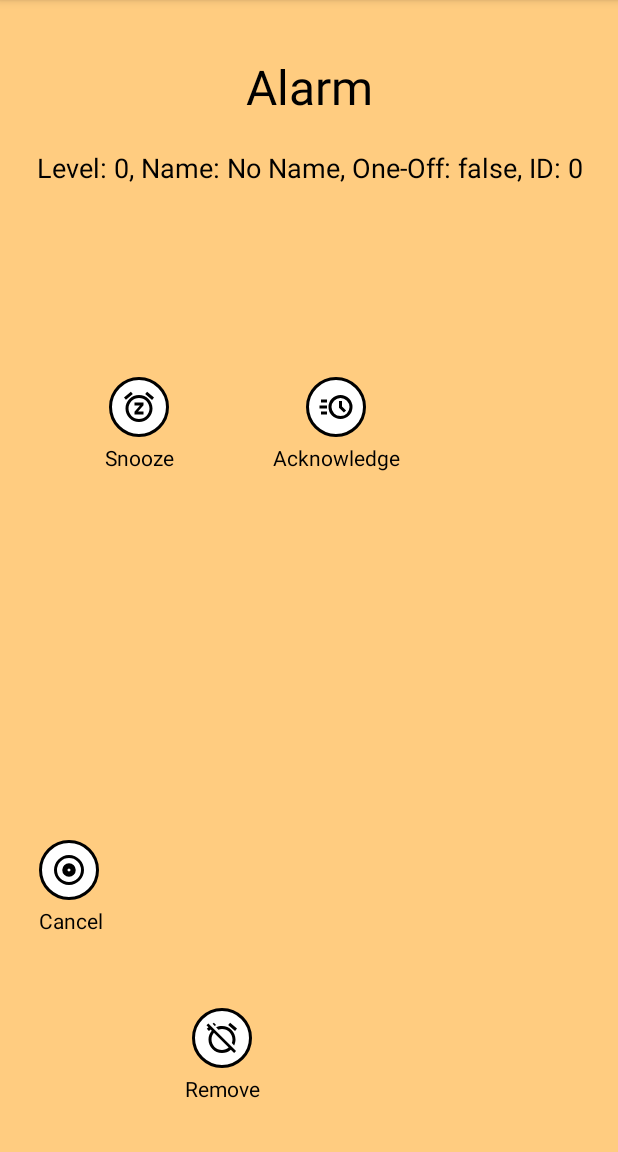
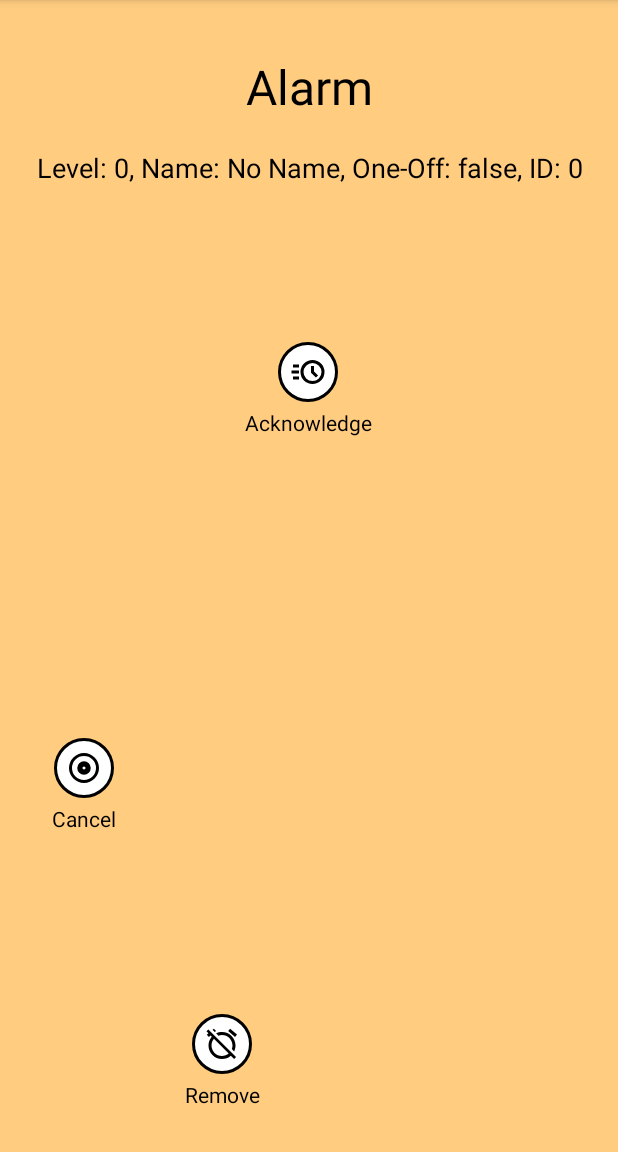
Before and after one commit to Vanderom-Cantrip/FocusAlarm, an Android app: the AlarmActivity screen opened directly, with no data from a screen before it, on a phone screen of 412 x 824 dp, the part 84-1236 px from its top. Run offline under Robolectric (Android 15) with nearby library versions, the phone set to English and light mode, and no system bars.

Commit message:
Hey-zeus. Almost fixed.

```diff
--- a/app/src/main/java/com/cantrip/focusalarm/AlarmActivity.kt
+++ b/app/src/main/java/com/cantrip/focusalarm/AlarmActivity.kt
@@ -1,11 +1,15 @@
 package com.cantrip.focusalarm
 
+import android.graphics.Rect
 import android.media.MediaPlayer
 import android.os.Bundle
-import android.os.Handler
-import android.os.Looper
+import android.view.MotionEvent
+import android.view.View
+import android.widget.Button
+import android.widget.ImageButton
 import android.widget.TextView
 import androidx.appcompat.app.AppCompatActivity
+import androidx.constraintlayout.widget.ConstraintLayout
 
 class AlarmActivity : AppCompatActivity() {
 
@@ -16,20 +20,17 @@ class AlarmActivity : AppCompatActivity() {
         const val ALARM_ID_EXTRA = "ALARM_ID_EXTRA"
     }
 
-    private var player: MediaPlayer? = null
-    private val handler = Handler(Looper.getMainLooper())
-    private val repeatIntervalMillis = 10_000L // 10 seconds
-
-    private val playLoop = object : Runnable {
-        override fun run() {
-            player = MediaPlayer.create(this@AlarmActivity, R.raw.alarm1)
-            player?.setOnCompletionListener {
-                it.release()
-                handler.postDelayed(this, repeatIntervalMillis)
-            }
-            player?.start()
-        }
-    }
+    private lateinit var mediaPlayer: MediaPlayer
+    private lateinit var alarmRootLayout: ConstraintLayout
+    private lateinit var actionButtonsLayout: View
+    private lateinit var buttonUndo: Button
+    private lateinit var buttonOk: Button
+    private lateinit var buttonKeepFuture: Button
+    private lateinit var killButton: ImageButton
+    private lateinit var extraKillButton: ImageButton
+    private var isActionPerformed = false
+    private var offsetX = 0f
+    private var offsetY = 0f
 
     override fun onCreate(savedInstanceState: Bundle?) {
         super.onCreate(savedInstanceState)
@@ -40,16 +41,129 @@ class AlarmActivity : AppCompatActivity() {
         val isOneOff = intent.getBooleanExtra(IS_ONE_OFF_EXTRA, false)
         val alarmId = intent.getIntExtra(ALARM_ID_EXTRA, 0)
 
-        val alarmInfoTextView = findViewById<TextView>(R.id.alarmInfoTextView)
-        alarmInfoTextView.text = "Level: $alarmLevel, Name: $alarmName, One-Off: $isOneOff, ID: $alarmId"
+        findViewById<TextView>(R.id.alarmInfoTextView).text =
+            "Level: $alarmLevel, Name: $alarmName, One-Off: $isOneOff, ID: $alarmId"
 
-        playLoop.run() // Start alarm loop
+        alarmRootLayout = findViewById(R.id.alarm_root_layout)
+        actionButtonsLayout = findViewById(R.id.actionButtonsLayout)
+        buttonUndo = findViewById(R.id.buttonUndo)
+        buttonOk = findViewById(R.id.buttonOk)
+        buttonKeepFuture = findViewById(R.id.buttonKeepFuture)
+        killButton = findViewById(R.id.killButton)
+        extraKillButton = findViewById(R.id.extraKillButton)
+
+        findViewById<ImageButton>(R.id.ackButton).setOnClickListener {
+            stopAlarmSounds()
+        }
+
+        buttonUndo.setOnClickListener { resetToAlarmScreen() }
+        buttonOk.setOnClickListener { finish() }
+        buttonKeepFuture.setOnClickListener { finish() }
+
+        killButton.setOnTouchListener(dragTouchListener(killButton, extraKillButton, "cancel"))
+        extraKillButton.setOnTouchListener(dragTouchListener(extraKillButton, killButton, "remove"))
+
+        mediaPlayer = MediaPlayer.create(this, R.raw.alarm1)
+        mediaPlayer.isLooping = true
+        mediaPlayer.start()
+    }
+
+    private fun stopAlarmSounds() {
+        if (::mediaPlayer.isInitialized) {
+            try {
+                if (mediaPlayer.isPlaying) {
+                    mediaPlayer.stop()
+                }
+            } catch (e: IllegalStateException) {
+                // Already stopped
+            } finally {
+                mediaPlayer.release()
+            }
+        }
+    }
+
+    private fun performAction(type: String) {
+        if (isActionPerformed) return
+        isActionPerformed = true
+
+        stopAlarmSounds()
+        findViewById<View>(R.id.ackButton).visibility = View.GONE
+        killButton.visibility = View.GONE
+        extraKillButton.visibility = View.GONE
+        findViewById<View>(R.id.killLabel).visibility = View.GONE
+        findViewById<View>(R.id.extraKillLabel).visibility = View.GONE
+
+        actionButtonsLayout.visibility = View.VISIBLE
+        buttonUndo.visibility = View.VISIBLE
+        buttonOk.visibility = View.VISIBLE
+        buttonKeepFuture.visibility = if (type == "remove") View.VISIBLE else View.GONE
+
+        alarmRootLayout.setBackgroundColor(getColor(android.R.color.holo_green_light))
+    }
+
+    private fun resetToAlarmScreen() {
+        isActionPerformed = false
+        findViewById<View>(R.id.ackButton).visibility = View.VISIBLE
+        killButton.visibility = View.VISIBLE
+        extraKillButton.visibility = View.VISIBLE
+        findViewById<View>(R.id.killLabel).visibility = View.VISIBLE
+        findViewById<View>(R.id.extraKillLabel).visibility = View.VISIBLE
+        actionButtonsLayout.visibility = View.GONE
+
+        alarmRootLayout.setBackgroundColor(getColor(android.R.color.holo_orange_light))
+
+        mediaPlayer = MediaPlayer.create(this, R.raw.alarm1)
+        mediaPlayer.isLooping = true
+        mediaPlayer.start()
+    }
+
+    private fun dragTouchListener(source: View, target: View, type: String): View.OnTouchListener {
+        return View.OnTouchListener { view, event ->
+            when (event.action) {
+                MotionEvent.ACTION_DOWN -> {
+                    offsetX = event.rawX - view.x
+                    offsetY = event.rawY - view.y
+                    true
+                }
+                MotionEvent.ACTION_MOVE -> {
+                    view.x = event.rawX - offsetX
+                    view.y = event.rawY - offsetY
+
+                    val sourceLoc = IntArray(2)
+                    val targetLoc = IntArray(2)
+                    view.getLocationOnScreen(sourceLoc)
+                    target.getLocationOnScreen(targetLoc)
+
+                    val sourceRect = Rect(
+                        sourceLoc[0],
+                        sourceLoc[1],
+                        sourceLoc[0] + view.width,
+                        sourceLoc[1] + view.height
+                    )
+
+                    val targetRect = Rect(
+                        targetLoc[0],
+                        targetLoc[1],
+                        targetLoc[0] + target.width,
+                        targetLoc[1] + target.height
+                    )
+
+                    if (Rect.intersects(sourceRect, targetRect)) {
+                        performAction(type)
+                    }
+                    true
+                }
+                MotionEvent.ACTION_UP -> {
+                    view.animate().translationX(0f).translationY(0f).setDuration(150).start()
+                    true
+                }
+                else -> false
+            }
+        }
     }
 
     override fun onDestroy() {
         super.onDestroy()
-        handler.removeCallbacksAndMessages(null)
-        player?.release()
-        player = null
+        stopAlarmSounds()
     }
 }
--- a/app/src/main/res/layout/activity_alarm.xml
+++ b/app/src/main/res/layout/activity_alarm.xml
@@ -2,6 +2,7 @@
 <androidx.constraintlayout.widget.ConstraintLayout
     xmlns:android="http://schemas.android.com/apk/res/android"
     xmlns:app="http://schemas.android.com/apk/res-auto"
+    android:id="@+id/alarm_root_layout"
     android:layout_width="match_parent"
     android:layout_height="match_parent"
     android:background="#FFCC80"
@@ -21,7 +22,8 @@
 
     <TextView
         android:id="@+id/alarmInfoTextView"
-        android:layout_width="0dp"  android:layout_height="wrap_content"
+        android:layout_width="0dp"
+        android:layout_height="wrap_content"
         android:layout_marginTop="20dp"
         android:text="Alarm Information Will Appear Here"
         android:textSize="18sp"
@@ -29,45 +31,13 @@
         android:gravity="center"
         app:layout_constraintTop_toBottomOf="@+id/alarmText"
         app:layout_constraintStart_toStartOf="parent"
-        app:layout_constraintEnd_toEndOf="parent"
-        />
-
-    <ImageButton
-        android:id="@+id/snoozeButton"
-        android:layout_width="wrap_content"
-        android:layout_height="wrap_content"
-        android:layout_marginTop="172dp"
-        android:layout_marginEnd="48dp"
-        android:adjustViewBounds="true"
-        android:background="@drawable/circle_button_bg"
-        android:contentDescription="@string/snooze"
-        android:padding="8dp"
-        android:scaleType="centerInside"
-        android:src="@drawable/ic_snooze_24"
-        app:layout_constraintEnd_toStartOf="@+id/ackButton"
-        app:layout_constraintHorizontal_bias="0.529"
-        app:layout_constraintHorizontal_chainStyle="spread"
-        app:layout_constraintStart_toStartOf="parent"
-        app:layout_constraintTop_toBottomOf="@+id/alarmText" />
-
-    <TextView
-        android:id="@+id/snoozeLabel"
-        android:layout_width="wrap_content"
-        android:layout_height="wrap_content"
-        android:text="@string/snooze"
-        android:textSize="14sp"
-        android:textColor="#000000"
-        android:layout_marginTop="4dp"
-        app:layout_constraintTop_toBottomOf="@+id/snoozeButton"
-        app:layout_constraintStart_toStartOf="@+id/snoozeButton"
-        app:layout_constraintEnd_toEndOf="@+id/snoozeButton"/>
+        app:layout_constraintEnd_toEndOf="parent" />
 
     <ImageButton
         android:id="@+id/ackButton"
         android:layout_width="wrap_content"
         android:layout_height="wrap_content"
-        android:layout_marginTop="172dp"
-        android:layout_marginEnd="144dp"
+        android:layout_marginTop="104dp"
         android:adjustViewBounds="true"
         android:background="@drawable/circle_button_bg"
         android:contentDescription="@string/acknowledge"
@@ -75,7 +45,9 @@
         android:scaleType="centerInside"
         android:src="@drawable/ic_acknowledge_24"
         app:layout_constraintEnd_toEndOf="parent"
-        app:layout_constraintTop_toBottomOf="@+id/alarmText" />
+        app:layout_constraintHorizontal_bias="0.498"
+        app:layout_constraintStart_toStartOf="parent"
+        app:layout_constraintTop_toBottomOf="@+id/alarmInfoTextView" />
 
     <TextView
         android:id="@+id/ackLabel"
@@ -87,14 +59,27 @@
         android:layout_marginTop="4dp"
         app:layout_constraintTop_toBottomOf="@+id/ackButton"
         app:layout_constraintStart_toStartOf="@+id/ackButton"
-        app:layout_constraintEnd_toEndOf="@+id/ackButton"/>
+        app:layout_constraintEnd_toEndOf="@+id/ackButton" />
+
+    <TextView
+        android:id="@+id/ackConfirmationText"
+        android:layout_width="wrap_content"
+        android:layout_height="wrap_content"
+        android:visibility="gone"
+        android:textColor="#000000"
+        android:textSize="14sp"
+        android:text="Notifications silenced until next urgency stage. You may still use Cancel or Remove for this alarm."
+        app:layout_constraintTop_toBottomOf="@+id/ackLabel"
+        app:layout_constraintStart_toStartOf="parent"
+        app:layout_constraintEnd_toEndOf="parent"
+        android:layout_marginTop="24dp" />
 
     <ImageButton
         android:id="@+id/killButton"
         android:layout_width="wrap_content"
         android:layout_height="wrap_content"
-        android:layout_marginEnd="48dp"
-        android:layout_marginBottom="144dp"
+        android:layout_marginStart="12dp"
+        android:layout_marginBottom="212dp"
         android:adjustViewBounds="true"
         android:background="@drawable/circle_button_bg"
         android:contentDescription="@string/cancel_alarm"
@@ -102,9 +87,6 @@
         android:scaleType="centerInside"
         android:src="@drawable/ic_cancel_24"
         app:layout_constraintBottom_toBottomOf="parent"
-        app:layout_constraintEnd_toStartOf="@+id/extraKillButton"
-        app:layout_constraintHorizontal_bias="0.13"
-        app:layout_constraintHorizontal_chainStyle="spread"
         app:layout_constraintStart_toStartOf="parent"
         app:tint="@android:color/black" />
 
@@ -116,17 +98,16 @@
         android:text="@string/cancel_alarm"
         android:textColor="#000000"
         android:textSize="14sp"
-        app:layout_constraintEnd_toEndOf="@+id/killButton"
-        app:layout_constraintHorizontal_bias="0.0"
+        app:layout_constraintTop_toBottomOf="@+id/killButton"
         app:layout_constraintStart_toStartOf="@+id/killButton"
-        app:layout_constraintTop_toBottomOf="@+id/killButton" />
+        app:layout_constraintEnd_toEndOf="@+id/killButton" />
 
     <ImageButton
         android:id="@+id/extraKillButton"
         android:layout_width="wrap_content"
         android:layout_height="wrap_content"
         android:layout_marginEnd="220dp"
-        android:layout_marginBottom="32dp"
+        android:layout_marginBottom="28dp"
         android:adjustViewBounds="true"
         android:background="@drawable/circle_button_bg"
         android:contentDescription="@string/remove_alarm"
@@ -147,5 +128,38 @@
         android:textSize="14sp"
         app:layout_constraintTop_toBottomOf="@+id/extraKillButton"
         app:layout_constraintStart_toStartOf="@+id/extraKillButton"
-        app:layout_constraintEnd_toEndOf="@+id/extraKillButton"/>
+        app:layout_constraintEnd_toEndOf="@+id/extraKillButton" />
+
+    <!-- Post-action Buttons -->
+    <LinearLayout
+        android:id="@+id/actionButtonsLayout"
+        android:layout_width="wrap_content"
+        android:layout_height="wrap_content"
+        android:orientation="vertical"
+        android:visibility="gone"
+        app:layout_constraintTop_toTopOf="parent"
+        app:layout_constraintBottom_toBottomOf="parent"
+        app:layout_constraintStart_toStartOf="parent"
+        app:layout_constraintEnd_toEndOf="parent">
+
+        <Button
+            android:id="@+id/buttonUndo"
+            android:layout_width="wrap_content"
+            android:layout_height="wrap_content"
+            android:text="Undo" />
+
+        <Button
+            android:id="@+id/buttonOk"
+            android:layout_width="wrap_content"
+            android:layout_height="wrap_content"
+            android:text="OK" />
+
+        <Button
+            android:id="@+id/buttonKeepFuture"
+            android:layout_width="wrap_content"
+            android:layout_height="wrap_content"
+            android:text="Keep Future Alarms"
+            android:visibility="gone" />
+    </LinearLayout>
+
 </androidx.constraintlayout.widget.ConstraintLayout>
```
